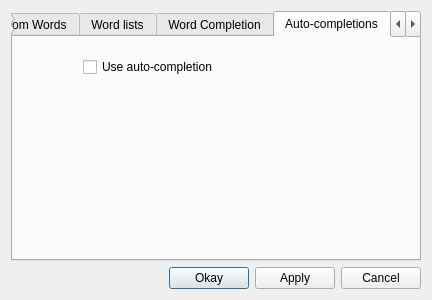
Old version of the form ui/settings.ui in the repository nyov/writetype.
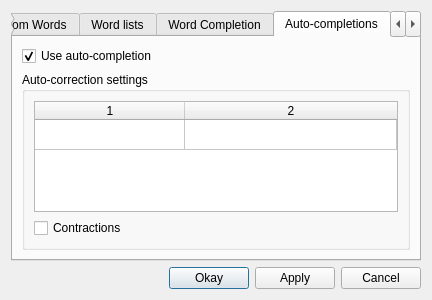
New version of the form.

Commit message: customizable auto-correction

Diff of the .ui file:
```diff
--- a/ui/settings.ui
+++ b/ui/settings.ui
@@ -238,19 +238,72 @@
       <attribute name="title">
        <string>Auto-completions</string>
       </attribute>
-      <widget class="QCheckBox" name="autocompletionCheckBox">
-       <property name="geometry">
-        <rect>
-         <x>70</x>
-         <y>20</y>
-         <width>211</width>
-         <height>20</height>
-        </rect>
-       </property>
-       <property name="text">
-        <string>Use auto-completion</string>
-       </property>
-      </widget>
+      <layout class="QVBoxLayout" name="verticalLayout">
+       <item>
+        <widget class="QCheckBox" name="autocompletionCheckBox">
+         <property name="text">
+          <string>Use auto-completion</string>
+         </property>
+         <property name="checked">
+          <bool>true</bool>
+         </property>
+        </widget>
+       </item>
+       <item>
+        <widget class="QGroupBox" name="autocorrectionGroupBox">
+         <property name="title">
+          <string>Auto-correction settings</string>
+         </property>
+         <layout class="QVBoxLayout" name="verticalLayout_3">
+          <item>
+           <widget class="QTableWidget" name="autocompletionsTable">
+            <property name="rowCount">
+             <number>1</number>
+            </property>
+            <property name="columnCount">
+             <number>2</number>
+            </property>
+            <attribute name="horizontalHeaderDefaultSectionSize">
+             <number>150</number>
+            </attribute>
+            <attribute name="horizontalHeaderMinimumSectionSize">
+             <number>34</number>
+            </attribute>
+            <attribute name="horizontalHeaderStretchLastSection">
+             <bool>true</bool>
+            </attribute>
+            <attribute name="verticalHeaderVisible">
+             <bool>false</bool>
+            </attribute>
+            <row/>
+            <column/>
+            <column/>
+           </widget>
+          </item>
+          <item>
+           <widget class="QCheckBox" name="contractionsCheckbox">
+            <property name="text">
+             <string>Contractions</string>
+            </property>
+           </widget>
+          </item>
+         </layout>
+        </widget>
+       </item>
+       <item>
+        <spacer name="verticalSpacer_4">
+         <property name="orientation">
+          <enum>Qt::Vertical</enum>
+         </property>
+         <property name="sizeHint" stdset="0">
+          <size>
+           <width>20</width>
+           <height>40</height>
+          </size>
+         </property>
+        </spacer>
+       </item>
+      </layout>
      </widget>
      <widget class="QWidget" name="settingsTab">
       <attribute name="title">
```
Left out of the diff: 24 changed lines with no effect on the pictures. The commit also changes 7 other files.
